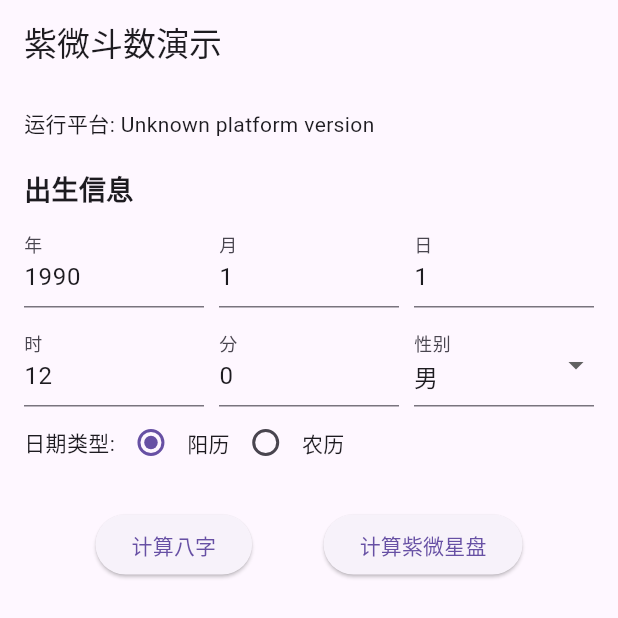
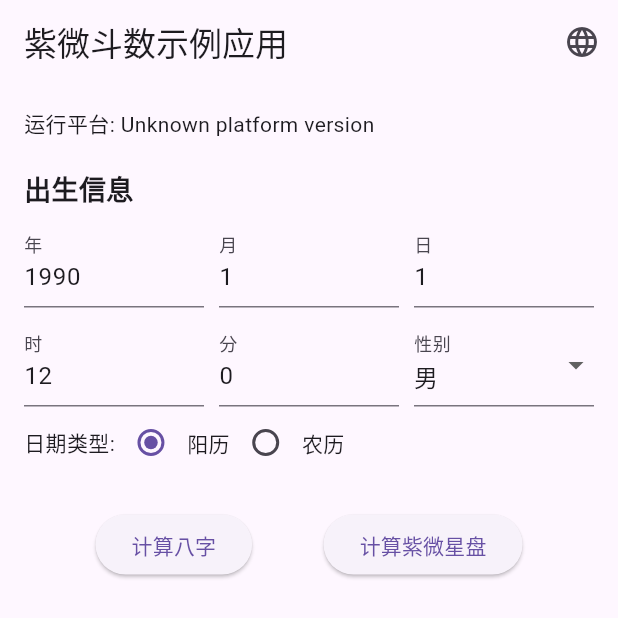
Before and after one commit to HJLve/dart_iztro, a Flutter app: the screen it shows after launch, after a tap on "计算八字", on a phone screen of 412 x 824 dp, the top half of it. Run offline on Flutter 3.47's test engine with Material 3 defaults, Android fonts, the phone set to English and light mode, and no system bars; our stand-ins replace get, plugin_platform_interface, web; missing offline and left inert: dart:ffi, lunar.

Commit message:
增强多语言支持功能，优化翻译服务实现

````diff
--- a/example/lib/main.dart
+++ b/example/lib/main.dart
@@ -1,11 +1,64 @@
+import 'dart:ffi';
+
 import 'package:flutter/material.dart';
 import 'dart:async';
 import 'dart:convert';
 
 import 'package:flutter/services.dart';
 import 'package:dart_iztro/dart_iztro.dart';
+import 'package:dart_iztro/crape_myrtle/astro/astro.dart';
+import 'package:get/get.dart';
 
 void main() {
+  // 初始化翻译服务
+  IztroTranslationService.init(initialLocale: 'zh_CN');
+
+  // 添加应用自己的翻译
+  IztroTranslationService.addAppTranslations({
+    'zh_CN': {
+      'app_title': '紫微斗数示例应用',
+      'birth_info': '出生信息',
+      'year': '年',
+      'month': '月',
+      'day': '日',
+      'hour': '时',
+      'minute': '分',
+      'gender': '性别',
+      'male': '男',
+      'female': '女',
+      'date_type': '日期类型:',
+      'solar': '阳历',
+      'lunar': '农历',
+      'calculate_bazi': '计算八字',
+      'calculate_chart': '计算紫微星盘',
+      'bazi_result': '八字结果',
+      'chart_result': '紫微星盘结果',
+      'detail_info': '详细信息:',
+      'platform': '运行平台',
+    },
+    'en_US': {
+      'app_title': 'ZiWei Dou Shu Demo',
+      'birth_info': 'Birth Information',
+      'year': 'Year',
+      'month': 'Month',
+      'day': 'Day',
+      'hour': 'Hour',
+      'minute': 'Minute',
+      'gender': 'Gender',
+      'male': 'Male',
+      'female': 'Female',
+      'date_type': 'Date Type:',
+      'solar': 'Solar',
+      'lunar': 'Lunar',
+      'calculate_bazi': 'Calculate BaZi',
+      'calculate_chart': 'Calculate ZiWei Chart',
+      'bazi_result': 'BaZi Result',
+      'chart_result': 'ZiWei Chart Result',
+      'detail_info': 'Details:',
+      'platform': 'Platform',
+    },
+  });
+
   runApp(const MyApp());
 }
 
@@ -20,7 +73,7 @@ class _MyAppState extends State<MyApp> {
   final _dartIztroPlugin = DartIztro();
   String _platformVersion = 'Unknown';
   Map<String, dynamic>? _baziResult;
-  Map<String, dynamic>? _chartResult;
+  FunctionalAstrolabe? _chartResult;
   bool _isLoading = false;
 
   // 日期时间控制器
@@ -105,52 +158,65 @@ class _MyAppState extends State<MyApp> {
   }
 
   // 计算紫微星盘
-  Future<void> _calculateChart() async {
+  _calculateChart() {
     setState(() {
       _isLoading = true;
     });
-
-    try {
-      final result = await _dartIztroPlugin.calculateChart(
-        year: int.parse(_yearController.text),
-        month: int.parse(_monthController.text),
-        day: int.parse(_dayController.text),
-        hour: int.parse(_hourController.text),
-        minute: int.parse(_minuteController.text),
-        isLunar: _isLunar,
-        gender: _gender,
-      );
-
+    print('计算紫微斗数');
+    if (_isLunar) {
+      final result = byLunar('1990-02-05', 3, GenderName.female, true);
+      print('result  $result');
       setState(() {
-        _chartResult = result;
+        // _chartResult = result;
         _isLoading = false;
       });
-    } catch (e) {
+    } else {
+      final result = bySolar('1990-02-05', 3, GenderName.female, true);
+      print('result  $result');
       setState(() {
+        // _chartResult = result;
         _isLoading = false;
       });
-      ScaffoldMessenger.of(
-        context,
-      ).showSnackBar(SnackBar(content: Text('计算出错: ${e.toString()}')));
     }
   }
 
   @override
   Widget build(BuildContext context) {
-    return MaterialApp(
+    return GetMaterialApp(
+      // 使用合并了应用翻译的翻译服务
+      translations: IztroTranslationService.withAppTranslations(),
+      locale: IztroTranslationService.currentLocale,
+      fallbackLocale: const Locale('zh', 'CN'),
       home: Scaffold(
-        appBar: AppBar(title: const Text('紫微斗数演示')),
+        appBar: AppBar(
+          title: Text('app_title'.tr),
+          actions: [
+            // 添加语言切换按钮
+            IconButton(
+              icon: Icon(Icons.language),
+              onPressed: () {
+                // 这里可以添加语言切换功能
+                // 例如：切换语言 - 演示目的（实际中可能需要更多语言支持）
+                if (IztroTranslationService.currentLanguageCode == 'zh') {
+                  IztroTranslationService.changeLocale('en_US');
+                } else {
+                  IztroTranslationService.changeLocale('zh_CN');
+                }
+              },
+            ),
+          ],
+        ),
         body: SingleChildScrollView(
           padding: const EdgeInsets.all(16.0),
           child: Column(
             crossAxisAlignment: CrossAxisAlignment.start,
             children: [
-              Text('运行平台: $_platformVersion'),
+              Text('${'platform'.tr}: $_platformVersion'),
               const SizedBox(height: 20),
 
               // 输入表单
-              const Text(
-                '出生信息',
+              Text(
+                'birth_info'.tr,
                 style: TextStyle(fontSize: 18, fontWeight: FontWeight.bold),
               ),
               const SizedBox(height: 10),
@@ -160,7 +226,7 @@ class _MyAppState extends State<MyApp> {
                   Expanded(
                     child: TextField(
                       controller: _yearController,
-                      decoration: const InputDecoration(labelText: '年'),
+                      decoration: InputDecoration(labelText: 'year'.tr),
                       keyboardType: TextInputType.number,
                     ),
                   ),
@@ -168,7 +234,7 @@ class _MyAppState extends State<MyApp> {
                   Expanded(
                     child: TextField(
                       controller: _monthController,
-                      decoration: const InputDecoration(labelText: '月'),
+                      decoration: InputDecoration(labelText: 'month'.tr),
                       keyboardType: TextInputType.number,
                     ),
                   ),
@@ -176,7 +242,7 @@ class _MyAppState extends State<MyApp> {
                   Expanded(
                     child: TextField(
                       controller: _dayController,
-                      decoration: const InputDecoration(labelText: '日'),
+                      decoration: InputDecoration(labelText: 'day'.tr),
                       keyboardType: TextInputType.number,
                     ),
                   ),
@@ -188,7 +254,7 @@ class _MyAppState extends State<MyApp> {
                   Expanded(
                     child: TextField(
                       controller: _hourController,
-                      decoration: const InputDecoration(labelText: '时'),
+                      decoration: InputDecoration(labelText: 'hour'.tr),
                       keyboardType: TextInputType.number,
                     ),
                   ),
@@ -196,7 +262,7 @@ class _MyAppState extends State<MyApp> {
                   Expanded(
                     child: TextField(
                       controller: _minuteController,
-                      decoration: const InputDecoration(labelText: '分'),
+                      decoration: InputDecoration(labelText: 'minute'.tr),
                       keyboardType: TextInputType.number,
                     ),
                   ),
@@ -204,15 +270,18 @@ class _MyAppState extends State<MyApp> {
                   Expanded(
                     child: DropdownButtonFormField<String>(
                       value: _gender,
-                      decoration: const InputDecoration(labelText: '性别'),
+                      decoration: InputDecoration(labelText: 'gender'.tr),
                       onChanged: (value) {
                         setState(() {
                           _gender = value!;
                         });
                       },
-                      items: const [
-                        DropdownMenuItem(value: 'male', child: Text('男')),
-                        DropdownMenuItem(value: 'female', child: Text('女')),
+                      items: [
+                        DropdownMenuItem(value: 'male', child: Text('male'.tr)),
+                        DropdownMenuItem(
+                          value: 'female',
+                          child: Text('female'.tr),
+                        ),
                       ],
                     ),
                   ),
@@ -222,7 +291,7 @@ class _MyAppState extends State<MyApp> {
               // 日期类型
               Row(
                 children: [
-                  const Text('日期类型:'),
+                  Text('date_type'.tr),
                   Radio<bool>(
                     value: false,
                     groupValue: _isLunar,
@@ -232,7 +301,7 @@ class _MyAppState extends State<MyApp> {
                       });
                     },
                   ),
-                  const Text('阳历'),
+                  Text('solar'.tr),
                   Radio<bool>(
                     value: true,
                     groupValue: _isLunar,
@@ -242,7 +311,7 @@ class _MyAppState extends State<MyApp> {
                       });
                     },
                   ),
-                  const Text('农历'),
+                  Text('lunar'.tr),
                 ],
               ),
 
@@ -254,11 +323,11 @@ class _MyAppState extends State<MyApp> {
                 children: [
                   ElevatedButton(
                     onPressed: _isLoading ? null : _calculateBaZi,
-                    child: const Text('计算八字'),
+                    child: Text('calculate_bazi'.tr),
                   ),
                   ElevatedButton(
                     onPressed: _isLoading ? null : _calculateChart,
-                    child: const Text('计算紫微星盘'),
+                    child: Text('calculate_chart'.tr),
                   ),
                 ],
               ),
@@ -274,8 +343,8 @@ class _MyAppState extends State<MyApp> {
               // 八字结果
               if (_baziResult != null) ...[
                 const SizedBox(height: 20),
-                const Text(
-                  '八字结果',
+                Text(
+                  'bazi_result'.tr,
                   style: TextStyle(fontSize: 18, fontWeight: FontWeight.bold),
                 ),
                 const SizedBox(height: 10),
@@ -293,8 +362,8 @@ class _MyAppState extends State<MyApp> {
               // 紫微星盘结果
               if (_chartResult != null) ...[
                 const SizedBox(height: 20),
-                const Text(
-                  '紫微星盘结果',
+                Text(
+                  'chart_result'.tr,
                   style: TextStyle(fontSize: 18, fontWeight: FontWeight.bold),
                 ),
                 const SizedBox(height: 10),
@@ -304,21 +373,21 @@ class _MyAppState extends State<MyApp> {
                     child: Column(
                       crossAxisAlignment: CrossAxisAlignment.start,
                       children: [
+                        // Text(
+                        //   '宫位数量: ${(_chartResult!['palaces'] as List).length}',
+                        // ),
+                        const SizedBox(height: 10),
                         Text(
-                          '宫位数量: ${(_chartResult!['palaces'] as List).length}',
-                        ),
-                        const SizedBox(height: 10),
-                        const Text(
-                          '详细信息:',
+                          'detail_info'.tr,
                           style: TextStyle(fontWeight: FontWeight.bold),
                         ),
                         const SizedBox(height: 5),
-                        Text(
-                          const JsonEncoder.withIndent(
-                            '  ',
-                          ).convert(_chartResult!['info']),
-                          style: const TextStyle(fontFamily: 'monospace'),
-                        ),
+                        // Text(
+                        //   const JsonEncoder.withIndent(
+                        //     '  ',
+                        //   ).convert(_chartResult!['info']),
+                        //   style: const TextStyle(fontFamily: 'monospace'),
+                        // ),
                       ],
                     ),
                   ),
--- /dev/null
+++ b/lib/crape_myrtle/translations/translation_service.dart
@@ -0,0 +1,155 @@
+import 'package:flutter/material.dart';
+import 'package:get/get.dart';
+
+import 'zh_CN/brightness_cn.dart';
+import 'zh_CN/common_cn.dart';
+import 'zh_CN/earthly_branch_cn.dart';
+import 'zh_CN/five_element_class_cn.dart';
+import 'zh_CN/gender_cn.dart';
+import 'zh_CN/heavenly_stem_cn.dart';
+import 'zh_CN/mutagen_cn.dart';
+import 'zh_CN/palace_cn.dart';
+import 'zh_CN/stars_cn.dart';
+
+// 可以在这里添加其他语言的导入
+
+/// 紫微斗数库的翻译服务
+class IztroTranslationService extends Translations {
+  // 存储应用层的翻译
+  static final Map<String, Map<String, String>> _appTranslations = {};
+
+  // 用于合并应用层翻译和库的翻译
+  final bool _mergeWithApp;
+
+  // 默认构造函数，用于库内部使用
+  IztroTranslationService() : _mergeWithApp = false;
+
+  // 用于应用层的构造函数，合并应用层翻译
+  IztroTranslationService.withAppTranslations() : _mergeWithApp = true;
+
+  @override
+  Map<String, Map<String, String>> get keys {
+    // 紫微斗数库的翻译
+    final Map<String, Map<String, String>> libraryTranslations = {
+      // 中文简体
+      'zh_CN': {
+        ...commonCN,
+        ...genderCN,
+        ...palaceLocalsCN,
+        ...starsLocalsCN,
+        ...mutagenCNs,
+        ...brightnessCN,
+        ...earthlyBranchCN,
+        ...heavenlyStemCNs,
+        ...fileElementClassCN,
+      },
+      // 在这里添加其他语言
+      'en_US': {
+        // 添加英文翻译...
+      },
+    };
+
+    // 如果需要合并应用层翻译
+    if (_mergeWithApp) {
+      final result = <String, Map<String, String>>{};
+
+      // 复制库翻译
+      libraryTranslations.forEach((locale, translations) {
+        result[locale] = Map<String, String>.from(translations);
+      });
+
+      // 合并应用层翻译
+      _appTranslations.forEach((locale, translations) {
+        if (result.containsKey(locale)) {
+          // 如果库中已有该语言，合并翻译
+          result[locale]!.addAll(translations);
+        } else {
+          // 如果库中没有该语言，直接添加
+          result[locale] = Map<String, String>.from(translations);
+        }
+      });
+
+      return result;
+    }
+
+    return libraryTranslations;
+  }
+
+  /// 添加应用层的翻译
+  ///
+  /// [translations] 应用层的翻译键值对，格式与GetX的translations相同
+  static void addAppTranslations(
+    Map<String, Map<String, String>> translations,
+  ) {
+    translations.forEach((locale, trans) {
+      if (_appTranslations.containsKey(locale)) {
+        _appTranslations[locale]!.addAll(trans);
+      } else {
+        _appTranslations[locale] = Map<String, String>.from(trans);
+      }
+    });
+
+    // 如果已经初始化了GetX，则更新翻译
+    if (Get.locale != null) {
+      Get.clearTranslations();
+
+      // 重新初始化翻译
+      Get.addTranslations(IztroTranslationService.withAppTranslations().keys);
+
+      // 更新当前语言
+      final currentLocale = Get.locale;
+      Get.updateLocale(currentLocale!);
+    }
+  }
+
+  /// 初始化翻译服务
+  ///
+  /// 通常在app的main方法中调用，或者在GetMaterialApp前调用
+  /// ```dart
+  /// void main() {
+  ///   IztroTranslationService.init();
+  ///   runApp(MyApp());
+  /// }
+  /// ```
+  static void init({String? initialLocale}) {
+    Get.config(enableLog: false);
+
+    if (initialLocale != null) {
+      Get.locale = _getLocaleFromString(initialLocale);
+    }
+  }
+
+  /// 设置当前语言
+  ///
+  /// 使用ISO代码，例如：'zh_CN', 'en_US'
+  static void changeLocale(String locale) {
+    Get.updateLocale(_getLocaleFromString(locale));
+  }
+
+  /// 获取当前语言
+  static Locale? get currentLocale => Get.locale;
+
+  /// 获取当前语言的代码
+  static String get currentLanguageCode => Get.locale?.languageCode ?? 'zh';
+
+  /// 获取当前国家代码
+  static String get currentCountryCode => Get.locale?.countryCode ?? 'CN';
+
+  /// 从字符串解析Locale对象
+  static Locale _getLocaleFromString(String localeString) {
+    final List<String> parts = localeString.split('_');
+    print('getlocal from str $localeString');
+    if (parts.length > 1) {
+      return Locale(parts[0], parts[1]);
+    } else {
+      return Locale(parts[0]);
+    }
+  }
+
+  /// 支持的语言列表
+  static final List<Map<String, dynamic>> supportedLocales = [
+    {'name': '简体中文', 'locale': 'zh_CN'},
+    // 添加其他支持的语言
+    // {'name': 'English', 'locale': 'en_US'},
+  ];
+}
--- a/lib/crape_myrtle/translations/types/earthly_branch.dart
+++ b/lib/crape_myrtle/translations/types/earthly_branch.dart
@@ -28,20 +28,25 @@ extension EarthlyBranchNameEx on EarthlyBranchName {
 
 /// 将字符串转为宫位四化
 EarthlyBranchName getMyEarthlyBranchNameFrom(String str) {
+  print('getMyEarthlyBranchNameFrom $str');
   var isContainStr = false;
   for (int i = 0; i < EarthlyBranchName.values.length; i++) {
     final value = EarthlyBranchName.values[i];
+    print('value.key ${value.key} value.title ${value.title}');
     if (value.key == str) {
       isContainStr = true;
       break;
     }
   }
   if (isContainStr) {
-    return EarthlyBranchName.values.firstWhere((e) => e.key == str,
-        orElse: () => throw ArgumentError('invalid earhlyBranchName String'));
+    return EarthlyBranchName.values.firstWhere(
+      (e) => e.key == str,
+      orElse: () => throw ArgumentError('invalid earhlyBranchName String'),
+    );
   } else {
     return EarthlyBranchName.values.firstWhere(
-        (element) => element.title == str,
-        orElse: () => throw ArgumentError('invalid earhlyBranchName String'));
+      (element) => element.title == str,
+      orElse: () => throw ArgumentError('invalid earhlyBranchName String'),
+    );
   }
 }
--- a/lib/dart_iztro.dart
+++ b/lib/dart_iztro.dart
@@ -39,6 +39,7 @@ export 'crape_myrtle/translations/types/heavenly_stem.dart';
 export 'crape_myrtle/translations/types/star_name.dart';
 export 'crape_myrtle/translations/types/five_element_class.dart';
 export 'crape_myrtle/translations/types/palace.dart';
+export 'crape_myrtle/translations/translation_service.dart';
 
 export 'lunar_lite/utils/convertor.dart';
 export 'lunar_lite/utils/ganzhi.dart';
--- a/pubspec.yaml
+++ b/pubspec.yaml
@@ -1,6 +1,6 @@
 name: dart_iztro
 description: "一个支持多平台的紫微斗数和八字计算Flutter插件，支持农历阳历转换。"
-version: 0.0.1
+version: 0.0.2+2
 homepage: https://github.com/yourusername/dart_iztro
 repository: https://github.com/yourusername/dart_iztro
 issue_tracker: https://github.com/yourusername/dart_iztro/issues
````
Also changed, not shown: 5 other files.
